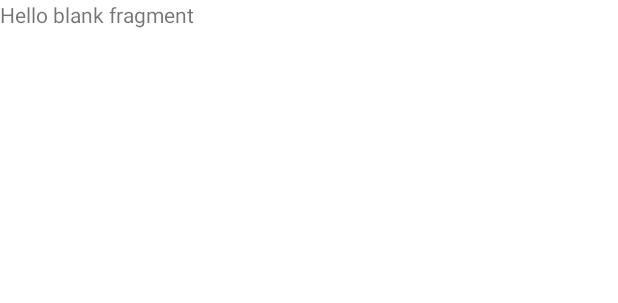
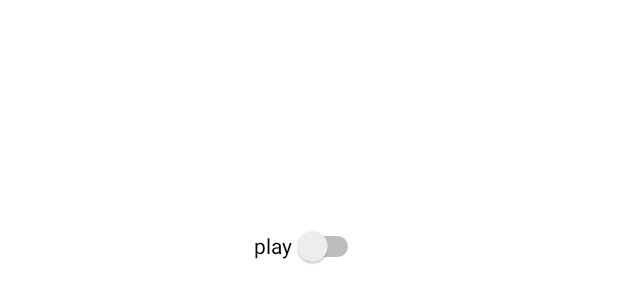
Before and after one commit to biosfood/music-app, an Android app: the layout fragment_play.xml on its own in the app's theme, with its tools: preview values and no code run, on a phone screen of 412 x 824 dp. Shown: the top 303 px of the screen. Run offline under Robolectric (Android 15) with nearby library versions, the phone set to English and light mode, and no system bars.

Commit message:
reintroduce the toggleable sound

```diff
--- a/app/src/main/res/layout/fragment_play.xml
+++ b/app/src/main/res/layout/fragment_play.xml
@@ -1,14 +1,25 @@
 <?xml version="1.0" encoding="utf-8"?>
 <FrameLayout xmlns:android="http://schemas.android.com/apk/res/android"
+    xmlns:app="http://schemas.android.com/apk/res-auto"
     xmlns:tools="http://schemas.android.com/tools"
     android:layout_width="match_parent"
     android:layout_height="match_parent"
     tools:context=".PlayFragment">
 
-    <!-- TODO: Update blank fragment layout -->
-    <TextView
+    <androidx.constraintlayout.widget.ConstraintLayout
         android:layout_width="match_parent"
-        android:layout_height="match_parent"
-        android:text="@string/hello_blank_fragment" />
+        android:layout_height="match_parent">
 
+        <Switch
+            android:id="@+id/playSwitch"
+            android:layout_width="wrap_content"
+            android:layout_height="wrap_content"
+            android:minHeight="48dp"
+            android:text="play"
+            app:layout_constraintBottom_toBottomOf="parent"
+            app:layout_constraintEnd_toEndOf="parent"
+            app:layout_constraintStart_toStartOf="parent"
+            app:layout_constraintTop_toTopOf="parent"
+            app:layout_constraintVertical_bias="0.18" />
+    </androidx.constraintlayout.widget.ConstraintLayout>
 </FrameLayout>
```
Also changed, not shown: app/src/main/java/com/lukas/music/MainActivity.kt (+9 -8 lines), app/src/main/java/com/lukas/music/ui/fragments/PlayFragment.kt (+12 -6 lines), 1 other file.
